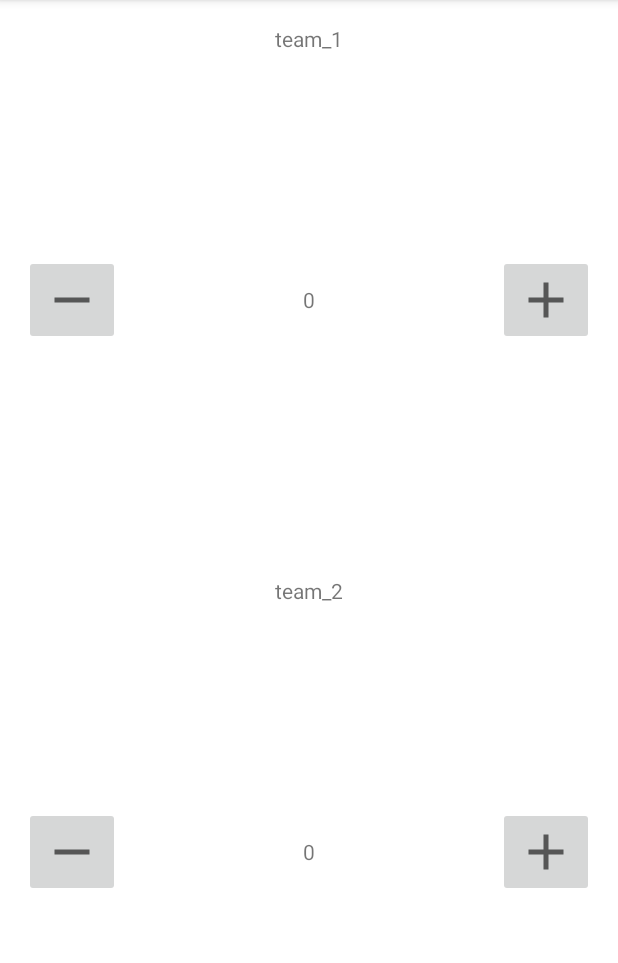
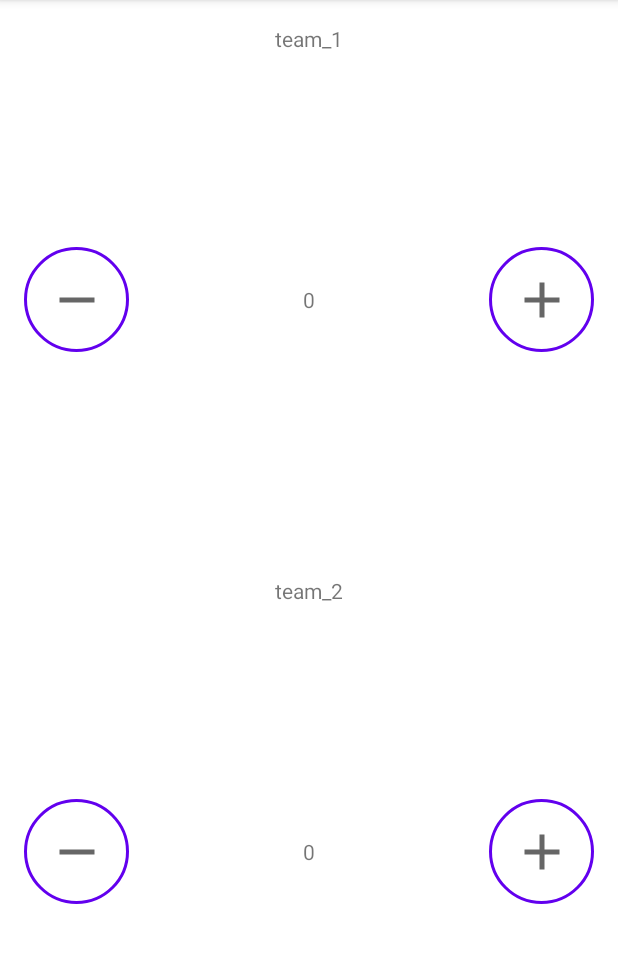
Before and after one commit to soso-light/Scorekeeper, an Android app: the screen it shows after launch (MainActivity), on a phone screen of 412 x 824 dp, the part 84-1047 px from its top. Run offline under Robolectric (Android 15) with nearby library versions, the phone set to English and light mode, and no system bars.

Commit message:
add button round in ui

```diff
--- a/app/src/main/res/layout/activity_main.xml
+++ b/app/src/main/res/layout/activity_main.xml
@@ -22,13 +22,14 @@
         <ImageButton
             android:onClick="decreaseScore"
             android:id="@+id/decreaseTeam1"
-            android:layout_width="wrap_content"
-            android:layout_height="wrap_content"
+            android:layout_width="@dimen/button_size"
+            android:layout_height="@dimen/button_size"
             android:layout_alignParentLeft="true"
             android:layout_alignParentStart="true"
             android:layout_centerVertical="true"
             android:src="@drawable/ic_baseline_remove_24"
             android:contentDescription="Minus Button"
+            android:background="@drawable/button_background"
             >
         </ImageButton>
         <TextView
@@ -43,13 +44,14 @@
         <ImageButton
             android:onClick="increaseScore"
             android:id="@+id/increaseTeam1"
-            android:layout_width="wrap_content"
-            android:layout_height="wrap_content"
+            android:layout_width="@dimen/button_size"
+            android:layout_height="@dimen/button_size"
             android:layout_alignParentRight="true"
             android:layout_alignParentEnd="true"
             android:layout_centerVertical="true"
             android:src="@drawable/ic_baseline_add_24"
             android:contentDescription="Plus Button"
+            android:background="@drawable/button_background"
             >
         </ImageButton>
     </RelativeLayout>
@@ -68,13 +70,14 @@
         <ImageButton
             android:onClick="decreaseScore"
             android:id="@+id/decreaseTeam2"
-            android:layout_width="wrap_content"
-            android:layout_height="wrap_content"
+            android:layout_width="@dimen/button_size"
+            android:layout_height="@dimen/button_size"
             android:layout_alignParentLeft="true"
             android:layout_alignParentStart="true"
             android:layout_centerVertical="true"
             android:src="@drawable/ic_baseline_remove_24"
             android:contentDescription="Minus Button"
+            android:background="@drawable/button_background"
             >
         </ImageButton>
         <TextView
@@ -88,13 +91,14 @@
         </TextView>
         <ImageButton
             android:id="@+id/increaseTeam2"
-            android:layout_width="wrap_content"
-            android:layout_height="wrap_content"
+            android:layout_width="@dimen/button_size"
+            android:layout_height="@dimen/button_size"
             android:layout_alignParentRight="true"
             android:layout_alignParentEnd="true"
             android:layout_centerVertical="true"
             android:src="@drawable/ic_baseline_add_24"
             android:contentDescription="Plus Button"
+            android:background="@drawable/button_background"
             >
         </ImageButton>
     </RelativeLayout>
--- /dev/null
+++ b/app/src/main/res/values/dimens.xml
@@ -0,0 +1,4 @@
+<?xml version="1.0" encoding="utf-8"?>
+<resources>
+    <dimen name="button_size">70dp</dimen>
+</resources>
```
